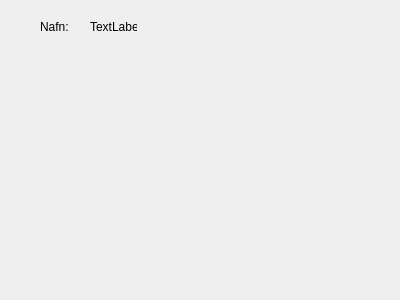
The window that Hopur21Verkefni/MyComputerScienceList/ui/csmoreinfo.ui (Hopur21/Hopur21) describes before a commit, drawn with Qt 5.
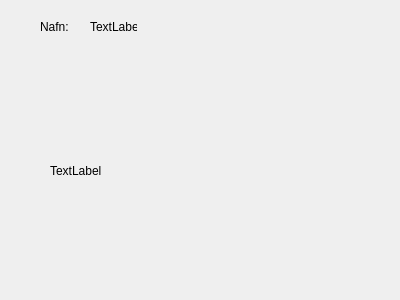
The same window after the commit.

What changed in the file:
```diff
--- a/Hopur21Verkefni/MyComputerScienceList/ui/csmoreinfo.ui
+++ b/Hopur21Verkefni/MyComputerScienceList/ui/csmoreinfo.ui
@@ -39,6 +39,19 @@
     <string>TextLabel</string>
    </property>
   </widget>
+  <widget class="QLabel" name="showPicLabel">
+   <property name="geometry">
+    <rect>
+     <x>50</x>
+     <y>90</y>
+     <width>111</width>
+     <height>161</height>
+    </rect>
+   </property>
+   <property name="text">
+    <string>TextLabel</string>
+   </property>
+  </widget>
  </widget>
  <resources/>
  <connections/>
```
